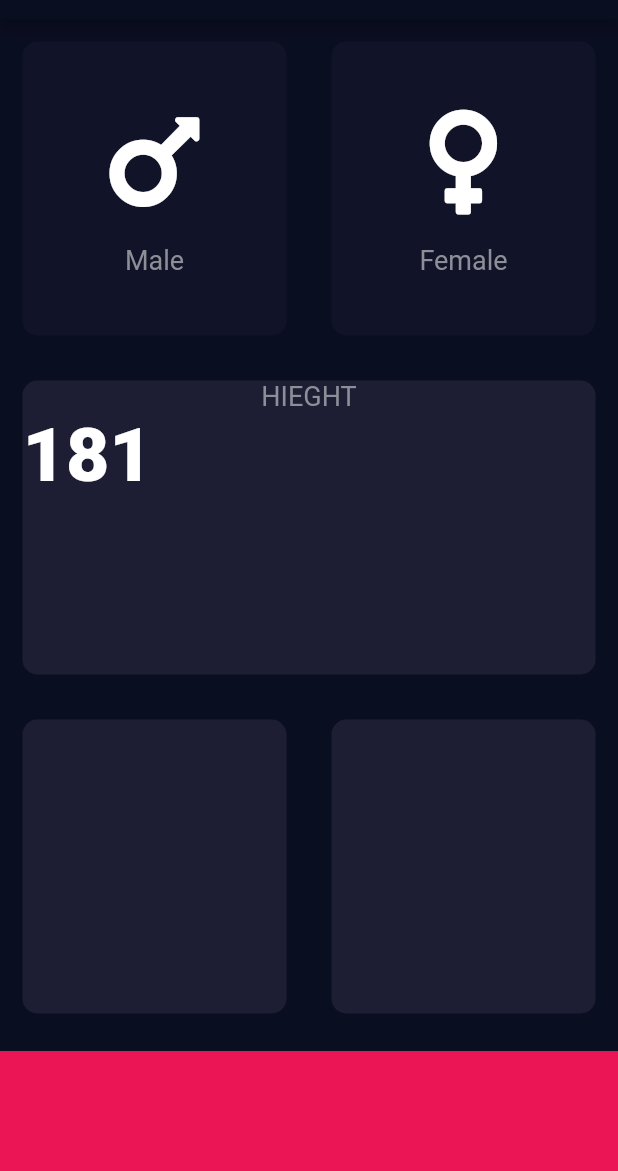
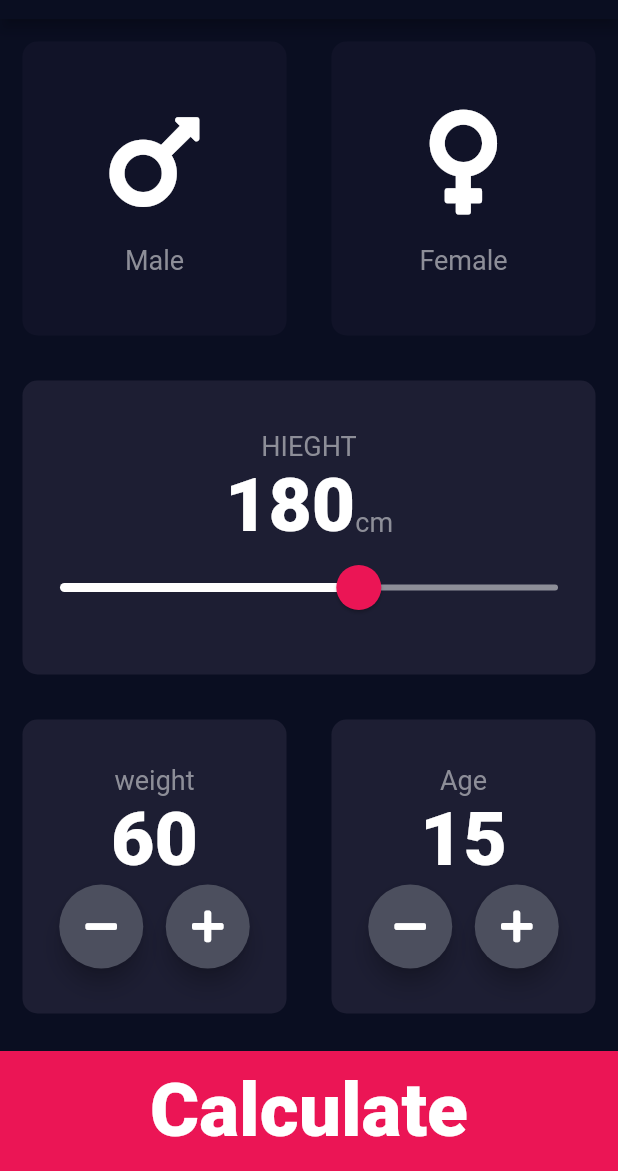
Before and after one commit to chehansivaruban/bmi-calculator-flutter, a Flutter app: the screen it shows after launch, on a phone screen of 412 x 824 dp, the part 65-1236 px from its top. Run offline on Flutter 3.47's test engine with Material 2 defaults, Android fonts, the phone set to English and light mode, and no system bars; our stand-ins replace font_awesome_flutter.

Commit message:
finalised bmi calculator

```diff
--- /dev/null
+++ b/lib/calculator_brain.dart
@@ -0,0 +1,34 @@
+import 'dart:math';
+
+class CalculatorBrain {
+  CalculatorBrain(this.height, this.weight);
+
+  final int height;
+  final int weight;
+  double _bmi;
+
+  String calculateBMI() {
+    _bmi = weight / pow(height / 100, 2);
+    return _bmi.toStringAsFixed(1);
+  }
+
+  String getRusults() {
+    if (_bmi >= 25) {
+      return "Overweight";
+    } else if (_bmi > 18.5) {
+      return "Normal";
+    } else {
+      return "Underweight";
+    }
+  }
+
+  String getPara() {
+    if (_bmi >= 25) {
+      return "You need to exercise you fat human";
+    } else if (_bmi > 18.5) {
+      return "Nice, you are in shape and have a normal body weight";
+    } else {
+      return "you have a lower body weight, EAT EAT EAT";
+    }
+  }
+}
--- /dev/null
+++ b/lib/components/botton_button.dart
@@ -0,0 +1,28 @@
+import 'package:flutter/material.dart';
+
+import '../constants.dart';
+
+class BottomButton extends StatelessWidget {
+  BottomButton({this.onTap, this.buttonTitle});
+  final Function onTap;
+  final String buttonTitle;
+
+  @override
+  Widget build(BuildContext context) {
+    return GestureDetector(
+      onTap: onTap,
+      child: Container(
+        child: Center(
+          child: Text(
+            buttonTitle,
+            style: kHieghtLabelStyle,
+          ),
+        ),
+        color: kBottomContainerColor,
+        margin: EdgeInsets.only(top: 10.0),
+        width: double.infinity,
+        height: kBottomContainerHeight,
+      ),
+    );
+  }
+}
--- a/lib/icon_content.dart
+++ b/lib/components/icon_content.dart
@@ -1,6 +1,5 @@
+import 'package:bmi_calculator/constants.dart';
 import 'package:flutter/material.dart';
-
-import 'constants.dart';
 
 const iconSize = 80.0;
 
--- a/lib/input_page.dart
+++ /dev/null
@@ -1,108 +0,0 @@
-import 'package:bmi_calculator/reusable_cart.dart';
-import 'package:flutter/cupertino.dart';
-import 'package:flutter/material.dart';
-import 'package:font_awesome_flutter/font_awesome_flutter.dart';
-
-import 'constants.dart';
-import 'icon_content.dart';
-
-enum Gender { male, female }
-
-class InputPage extends StatefulWidget {
-  @override
-  _InputPageState createState() => _InputPageState();
-}
-
-class _InputPageState extends State<InputPage> {
-  Gender selectedGender = null;
-
-  @override
-  Widget build(BuildContext context) {
-    return Scaffold(
-      appBar: AppBar(
-        title: Center(child: Text('BMI CALCULATOR')),
-      ),
-      body: Column(
-        crossAxisAlignment: CrossAxisAlignment.stretch,
-        children: [
-          Expanded(
-            child: Row(
-              children: [
-                Expanded(
-                  child: ReusableCard(
-                    onPress: () {
-                      setState(() {
-                        selectedGender = Gender.male;
-                      });
-                    },
-                    colour: selectedGender == Gender.male
-                        ? kActiveCardColor
-                        : kInActiveCardColor,
-                    cardChild: IconContent(
-                        icon: FontAwesomeIcons.mars, gender: "Male"),
-                  ),
-                ),
-                Expanded(
-                  child: ReusableCard(
-                    onPress: () {
-                      setState(() {
-                        selectedGender = Gender.female;
-                      });
-                    },
-                    colour: selectedGender == Gender.female
-                        ? kActiveCardColor
-                        : kInActiveCardColor,
-                    cardChild: IconContent(
-                        icon: FontAwesomeIcons.venus, gender: "Female"),
-                  ),
-                ),
-              ],
-            ),
-          ),
-          Expanded(
-            child: ReusableCard(
-              colour: kActiveCardColor,
-              cardChild: Column(
-                children: [
-                  Text(
-                    'HIEGHT',
-                    style: kLabelTextStyle,
-                  ),
-                  Row(
-                    children: [
-                      Text(
-                        "181",
-                        style: TextStyle(
-                          fontSize: 50.0,
-                          fontWeight: FontWeight.w900,
-                        ),
-                      ),
-                    ],
-                  )
-                ],
-              ),
-            ),
-          ),
-          Expanded(
-            child: Row(
-              children: [
-                Expanded(
-                  child: ReusableCard(colour: kActiveCardColor),
-                ),
-                Expanded(
-                  child: ReusableCard(colour: kActiveCardColor),
-                ),
-              ],
-            ),
-          ),
-          Container(
-            color: kBottomContainerColor,
-            margin: EdgeInsets.only(top: 10.0),
-            width: double.infinity,
-            height: kBottomContainerHeight,
-          )
-        ],
-      ),
-    );
-  }
-}
--- a/lib/main.dart
+++ b/lib/main.dart
@@ -1,6 +1,6 @@
 import 'package:flutter/material.dart';
 
-import 'input_page.dart';
+import 'screens/input_page.dart';
 
 void main() => runApp(BMICalculator());
 
@@ -8,6 +8,7 @@ class BMICalculator extends StatelessWidget {
   @override
   Widget build(BuildContext context) {
     return MaterialApp(
+      debugShowCheckedModeBanner: false,
       theme: ThemeData.dark().copyWith(
         primaryColor: Color(0xFF0A0E21),
         scaffoldBackgroundColor: Color(0xFF0A0E21),
--- /dev/null
+++ b/lib/screens/input_page.dart
@@ -0,0 +1,253 @@
+import 'package:bmi_calculator/calculator_brain.dart';
+import 'package:bmi_calculator/components/icon_content.dart';
+import 'package:bmi_calculator/components/reusable_cart.dart';
+import 'package:bmi_calculator/screens/results_page.dart';
+import 'package:flutter/cupertino.dart';
+import 'package:flutter/material.dart';
+import 'package:font_awesome_flutter/font_awesome_flutter.dart';
+
+import '../components/botton_button.dart';
+import '../constants.dart';
+
+enum Gender { male, female }
+
+class InputPage extends StatefulWidget {
+  @override
+  _InputPageState createState() => _InputPageState();
+}
+
+class _InputPageState extends State<InputPage> {
+  Gender selectedGender = null;
+  int height = 180;
+  int weight = 60;
+  int age = 15;
+
+  @override
+  Widget build(BuildContext context) {
+    return Scaffold(
+      appBar: AppBar(
+        title: Center(child: Text('BMI CALCULATOR')),
+      ),
+      body: Column(
+        crossAxisAlignment: CrossAxisAlignment.stretch,
+        children: [
+          Expanded(
+            child: Row(
+              children: [
+                Expanded(
+                  child: ReusableCard(
+                    onPress: () {
+                      setState(() {
+                        selectedGender = Gender.male;
+                      });
+                    },
+                    colour: selectedGender == Gender.male
+                        ? kActiveCardColor
+                        : kInActiveCardColor,
+                    cardChild: IconContent(
+                        icon: FontAwesomeIcons.mars, gender: "Male"),
+                  ),
+                ),
+                Expanded(
+                  child: ReusableCard(
+                    onPress: () {
+                      setState(() {
+                        selectedGender = Gender.female;
+                      });
+                    },
+                    colour: selectedGender == Gender.female
+                        ? kActiveCardColor
+                        : kInActiveCardColor,
+                    cardChild: IconContent(
+                        icon: FontAwesomeIcons.venus, gender: "Female"),
+                  ),
+                ),
+              ],
+            ),
+          ),
+          Expanded(
+            child: ReusableCard(
+              colour: kActiveCardColor,
+              cardChild: Column(
+                mainAxisAlignment: MainAxisAlignment.center,
+                children: [
+                  Text(
+                    "HIEGHT",
+                    style: kLabelTextStyle,
+                  ),
+                  Row(
+                    crossAxisAlignment: CrossAxisAlignment.baseline,
+                    textBaseline: TextBaseline.alphabetic,
+                    mainAxisAlignment: MainAxisAlignment.center,
+                    children: [
+                      Text(
+                        height.toString(),
+                        style: kHieghtLabelStyle,
+                      ),
+                      Text(
+                        "cm",
+                        style: kLabelTextStyle,
+                      ),
+                    ],
+                  ),
+                  SliderTheme(
+                    data: SliderTheme.of(context).copyWith(
+                      activeTrackColor: Colors.white,
+                      thumbColor: Color(0xFFEB1555),
+                      overlayColor: Color(0x29EB1555),
+                      thumbShape: RoundSliderThumbShape(
+                        enabledThumbRadius: 15.0,
+                      ),
+                      overlayShape: RoundSliderThumbShape(
+                        enabledThumbRadius: 25.0,
+                      ),
+                    ),
+                    child: Slider(
+                      value: height.toDouble(),
+                      min: 120.0,
+                      max: 220.0,
+                      inactiveColor: Color(0xFF8D8E98),
+                      onChanged: (double newValue) {
+                        setState(() {
+                          height = newValue.round();
+                        });
+                      },
+                    ),
+                  )
+                ],
+              ),
+            ),
+          ),
+          Expanded(
+            child: Row(
+              children: [
+                Expanded(
+                  child: ReusableCard(
+                    colour: kActiveCardColor,
+                    cardChild: Column(
+                      mainAxisAlignment: MainAxisAlignment.center,
+                      children: [
+                        Text(
+                          "weight",
+                          style: kLabelTextStyle,
+                        ),
+                        Text(
+                          weight.toString(),
+                          style: kHieghtLabelStyle,
+                        ),
+                        Row(
+                          mainAxisAlignment: MainAxisAlignment.center,
+                          children: [
+                            RoundIconButton(
+                              icon: FontAwesomeIcons.minus,
+                              onPressed: () {
+                                setState(() {
+                                  weight--;
+                                });
+                              },
+                            ),
+                            SizedBox(
+                              height: 15.0,
+                              width: 15.0,
+                            ),
+                            RoundIconButton(
+                                icon: FontAwesomeIcons.plus,
+                                onPressed: () {
+                                  setState(() {
+                                    weight++;
+                                  });
+                                }),
+                          ],
+                        )
+                      ],
+                    ),
+                  ),
+                ),
+                Expanded(
+                  child: ReusableCard(
+                    colour: kActiveCardColor,
+                    cardChild: Column(
+                      mainAxisAlignment: MainAxisAlignment.center,
+                      children: [
+                        Text(
+                          "Age",
+                          style: kLabelTextStyle,
+                        ),
+                        Text(
+                          age.toString(),
+                          style: kHieghtLabelStyle,
+                        ),
+                        Row(
+                          mainAxisAlignment: MainAxisAlignment.center,
+                          children: [
+                            RoundIconButton(
+                              icon: FontAwesomeIcons.minus,
+                              onPressed: () {
+                                setState(() {
+                                  age--;
+                                });
+                              },
+                            ),
+                            SizedBox(
+                              height: 15.0,
+                              width: 15.0,
+                            ),
+                            RoundIconButton(
+                                icon: FontAwesomeIcons.plus,
+                                onPressed: () {
+                                  setState(() {
+                                    age++;
+                                  });
+                                }),
+                          ],
+                        )
+                      ],
+                    ),
+                  ),
+                ),
+              ],
+            ),
+          ),
+          BottomButton(
+            buttonTitle: "Calculate",
+            onTap: () {
+              CalculatorBrain calc = CalculatorBrain(height, weight);
+              print(calc.calculateBMI());
+              print(calc.getRusults());
+              print(calc.getPara());
+              Navigator.push(
+                context,
+                MaterialPageRoute(
+                  builder: (context) => ResultsPage(
+                      bmi: calc.calculateBMI(),
+                      bmiText: calc.getRusults(),
+                      bmiPara: calc.getPara()),
+                ),
+              );
+            },
+          )
+        ],
+      ),
+    );
+  }
+}
+
+class RoundIconButton extends StatelessWidget {
+  RoundIconButton({this.icon, this.onPressed});
+  final IconData icon;
+  final Function onPressed;
+  @override
+  Widget build(BuildContext context) {
+    return RawMaterialButton(
+      child: Icon(icon),
+      elevation: 6.0,
+      onPressed: onPressed,
+      constraints: BoxConstraints.tightFor(
+        width: 56.0,
+        height: 56.0,
+      ),
+      shape: CircleBorder(),
+      fillColor: Color(0xFF4C4F5E),
+    );
+  }
+}
```
Also changed, not shown: lib/constants.dart (+20 -0 lines), lib/screens/results_page.dart (added, +71 -0 lines), lib/components/reusable_cart.dart (renamed from lib/reusable_cart.dart).
